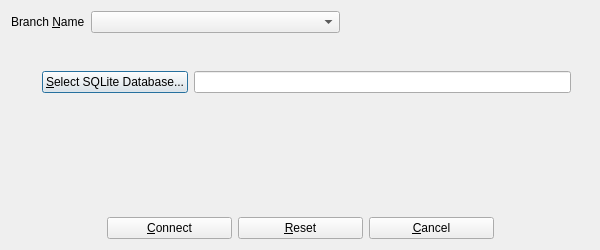
Before: the Qt Designer form UI/biblioteq_branch_s.ui in textbrowser/biblioteq, drawn with Qt 5.
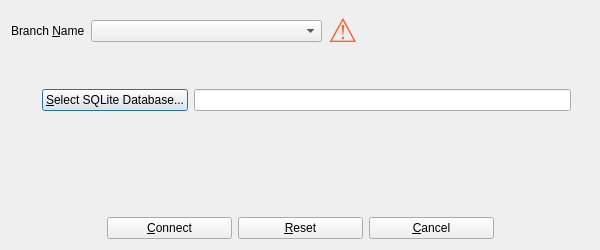
After: the same form once the commit is applied. Icons and pictures are not drawn.

Commit message: Driver warning label.

Diff of the .ui file:
```diff
--- a/UI/biblioteq_branch_s.ui
+++ b/UI/biblioteq_branch_s.ui
@@ -46,6 +46,27 @@
        </property>
       </widget>
      </item>
+     <item>
+      <widget class="QLabel" name="driver_warning">
+       <property name="font">
+        <font>
+         <pointsize>25</pointsize>
+        </font>
+       </property>
+       <property name="toolTip">
+        <string>&lt;html&gt;&lt;head/&gt;&lt;body&gt;&lt;p&gt;Missing Qt database driver! Please contact your system administrator!&lt;/p&gt;&lt;/body&gt;&lt;/html&gt;</string>
+       </property>
+       <property name="styleSheet">
+        <string notr="true">QWidget {color: #ff612f;}</string>
+       </property>
+       <property name="text">
+        <string>&lt;html&gt;&amp;#9888;&lt;/html&gt;</string>
+       </property>
+       <property name="alignment">
+        <set>Qt::AlignCenter</set>
+       </property>
+      </widget>
+     </item>
      <item>
       <spacer>
        <property name="orientation">
```
The commit also changes 4 other files.
